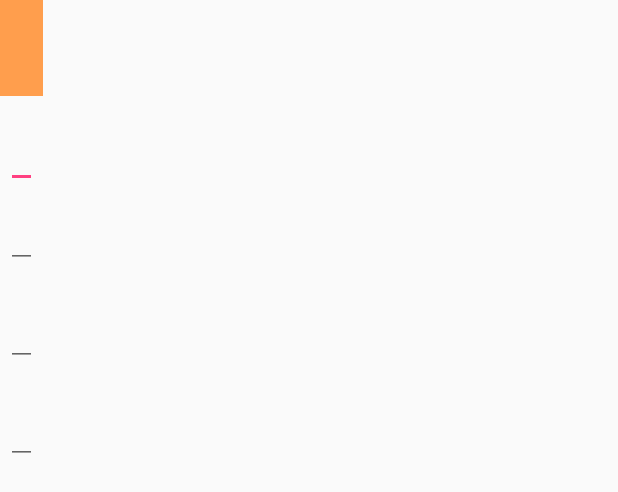
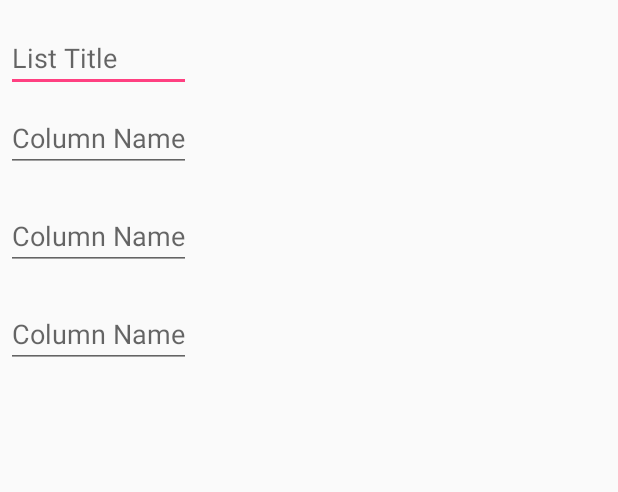
Before and after one commit to hendrik-t/2Lib, an Android app: the layout dialog_add_table.xml on its own in the app's theme, with its tools: preview values and no code run, on a phone screen of 412 x 824 dp. Shown: the top 492 px of the screen. Run offline under Robolectric (Android 15) with nearby library versions, the phone set to English and light mode, and no system bars.

```diff
--- a/app/src/main/res/layout/dialog_add_Table.xml
+++ b/app/src/main/res/layout/dialog_add_table.xml
@@ -1,13 +1,9 @@
-<LinearLayout xmlns:android="http://schemas.android.com/apk/res/android"
+<LinearLayout
+    xmlns:android="http://schemas.android.com/apk/res/android"
+    android:id="@+id/dialog_add_table"
     android:orientation="vertical"
     android:layout_width="wrap_content"
     android:layout_height="wrap_content">
-    <ImageView
-        android:layout_width="match_parent"
-        android:layout_height="64dp"
-        android:scaleType="center"
-        android:background="@color/colorPrimary"
-        android:contentDescription="@string/app_name" />
     <EditText
         android:id="@+id/listname"
         android:inputType="text"
--- a/app/src/main/res/values/strings.xml
+++ b/app/src/main/res/values/strings.xml
@@ -3,6 +3,6 @@
     <string name="menu_settings">Settings</string>
     <string name="Scan">Button</string>
     <string name="Search">Button</string>
-    <string name="Listname"></string>
-    <string name="Columnname"></string>
+    <string name="Listname">List Title</string>
+    <string name="Columnname">Column Name</string>
 </resources>
```
Also changed, not shown: app/src/main/java/DataLayer/DataAccessLayer/TableList.java (+4 -4 lines), app/src/main/java/tulip/presentationLayer/ListActivity.java (+21 -17 lines).
